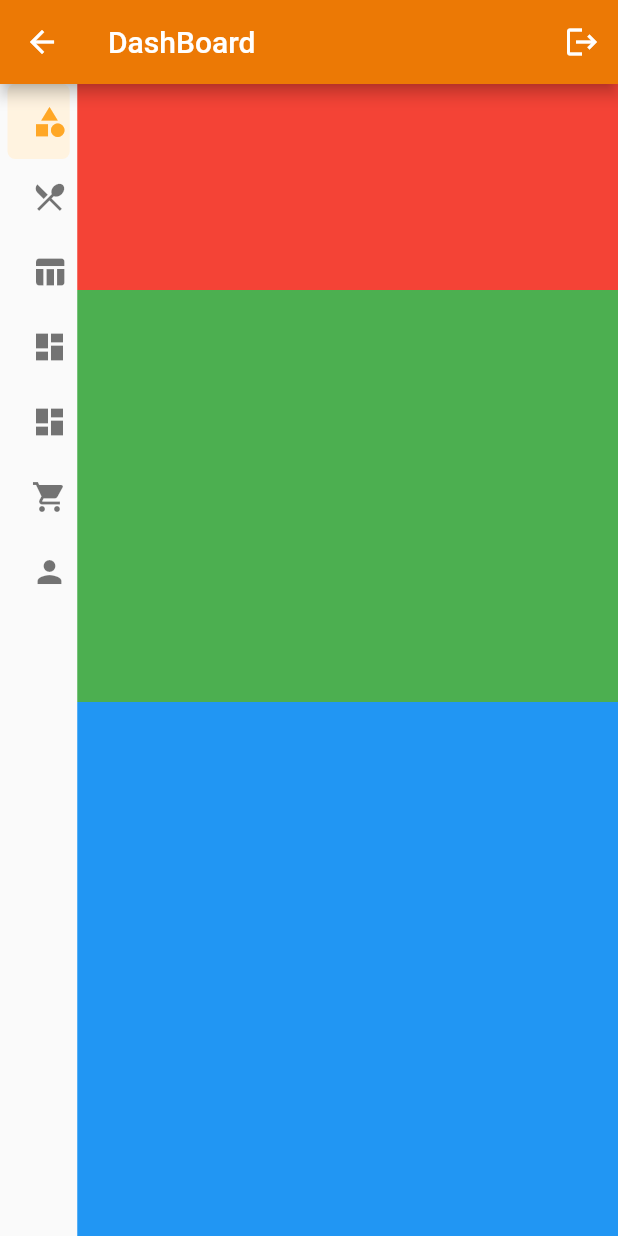
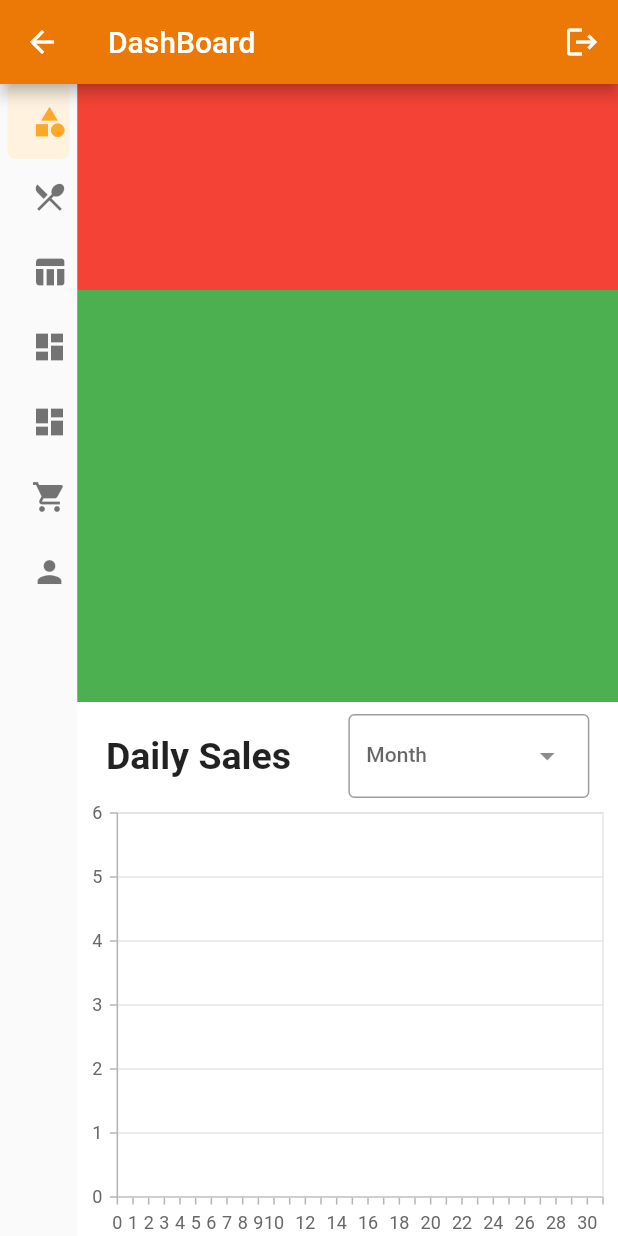
Before and after one commit to Abhu2002/neoPOS, a Flutter app: the DashboardPage screen opened by its route, swiped to page 5, on a phone screen of 412 x 824 dp. Run offline on Flutter 3.47's test engine with Material 2 defaults, Android fonts, the phone set to English and light mode, and no system bars; drawn by our look-alikes of easy_sidemenu; our stand-ins replace bloc, cached_network_image, cloud_firestore, equatable, firebase_core, firebase_storage and 6 more; accounts and stored records are empty; generated files the repository leaves out were written again.

Commit message:
NP-95 Bar Graph

```diff
--- a/lib/main.dart
+++ b/lib/main.dart
@@ -15,6 +15,7 @@ import 'package:neopos/screens/products/products_operation/create_operation/crea
 import 'package:neopos/screens/products/products_operation/delete_operation/delete_bloc.dart';
 import 'package:neopos/screens/products/products_operation/update_operation/product_update_bloc.dart';
 import 'package:neopos/screens/products/products_page/read_products_bloc.dart';
+import 'package:neopos/screens/sales_dashboard/sales_dashboard_bloc.dart';
 import 'package:neopos/screens/splashScreen/splashscreen_page.dart';
 import 'package:neopos/screens/users/user_operations/user_create/create_user_bloc.dart';
 import 'package:neopos/screens/users/user_operations/user_delete/delete_user_bloc.dart';
@@ -83,6 +84,9 @@ class MyApp extends StatelessWidget {
         //Bloc for Order Page
         BlocProvider(create: (_) => OrderReadBloc()),
         BlocProvider(create: (_) => OrderHistoryBloc()),
+
+        //Bloc for SalesDashboard page
+        BlocProvider(create: (_)=> SalesDashboardBloc()),
       ],
       child: MaterialApp(
         debugShowCheckedModeBanner: false,
--- a/lib/screens/sales_dashboard/sales_dashboard_bloc.dart
+++ b/lib/screens/sales_dashboard/sales_dashboard_bloc.dart
@@ -2,8 +2,11 @@ import 'package:bloc/bloc.dart';
 import 'package:cloud_firestore/cloud_firestore.dart';
 import 'package:equatable/equatable.dart';
 import 'package:get_it/get_it.dart';
+import 'package:intl/intl.dart';
+import 'package:neopos/screens/sales_dashboard/sales_dashboard_page.dart';
 
 part 'sales_dashboard_event.dart';
+
 part 'sales_dashboard_state.dart';
 
 class SalesDashboardBloc
@@ -12,12 +15,14 @@ class SalesDashboardBloc
     on<DashboardPageinitevent>((event, emit) async {
       try {
         emit(SalesDashBoardLoadingState());
-
+        var start = DateTime.parse("2023-08-01");
+        var end = DateTime.parse("2023-08-30");
         var AllOrderHistory = [];
+        var graphData = [];
         List<dynamic> alldata = [];
         FirebaseFirestore db = GetIt.I.get<FirebaseFirestore>();
         await db.collection("order_history").get().then(
-          (value) {
+              (value) {
             value.docs.forEach((element) {
               AllOrderHistory.add({
                 "Id": element.id,
@@ -28,11 +33,55 @@ class SalesDashboardBloc
                 "payment_mode": element['payment_mode'],
                 "products": element["products"]
               });
+              graphData.add(SalesData(
+                   DateTime.parse(element['order_date']),
+                  element['amount'])
+              );
             });
           },
         );
+        List<SalesData>?filteredList=[];
+        int targetMonth = event.monthIndex ?? DateTime.now().month; // March
 
-        emit(SalesDashBoardLoadedState(AllOrderHistory, alldata));
+         filteredList = graphData.where((sales) {
+           return sales.x.month == targetMonth;
+         }).cast<SalesData>().toList();
+
+        for (var sale in filteredList) {
+          print('${sale.x}: ${sale.y}');
+        }
+        List<SalesData> processedData = [];
+
+        for (var dailySales in filteredList) {
+          num sales = 0;
+
+          final dailyFormat = DateFormat("dd-MM-yyyy").format(dailySales.x);
+
+          for (int i = 0; i < graphData.length; i++) {
+
+            final dateFromData = DateFormat("dd-MM-yyyy").format(graphData[i].x);
+
+            if (dateFromData == dailyFormat) {
+              sales += graphData[i].y;
+            }
+          }
+
+          processedData
+              .add(SalesData(DateFormat("dd-MM-yyyy").parse(dailyFormat), sales as double));
+
+        }
+
+        final Map<DateTime, SalesData> map = {
+          for (var dailySales in processedData) dailySales.x : dailySales,
+        };
+
+        processedData = map.values.toList();
+        for (var a in processedData){
+          print(a.x);
+          print(a.y);
+        }
+
+        emit(SalesDashBoardLoadedState(AllOrderHistory, alldata,processedData));
         //gives all document of tables to State
       } catch (err) {
         emit(SalesDashboardErrorState(
@@ -41,3 +90,10 @@ class SalesDashboardBloc
     });
   }
 }
+
+class SalesData {
+  SalesData(this.x, this.y);
+
+  final DateTime x;
+  final double y;
+}
--- a/lib/screens/sales_dashboard/sales_dashboard_event.dart
+++ b/lib/screens/sales_dashboard/sales_dashboard_event.dart
@@ -8,8 +8,9 @@ abstract class SalesDashboardEvent extends Equatable {
 }
 
 class DashboardPageinitevent extends SalesDashboardEvent {
-  const DashboardPageinitevent();
+  DashboardPageinitevent([this.monthIndex]);
+  int? monthIndex;
 
-  @override
-  List<Object> get props => [];
+  // @override
+  // List<Object> get props => [monthIndex];
 }
--- a/lib/screens/sales_dashboard/sales_dashboard_page.dart
+++ b/lib/screens/sales_dashboard/sales_dashboard_page.dart
@@ -1,4 +1,7 @@
 import 'package:flutter/material.dart';
+import 'package:flutter_bloc/flutter_bloc.dart';
+import 'package:neopos/screens/sales_dashboard/sales_dashboard_bloc.dart';
+import 'package:syncfusion_flutter_charts/charts.dart';
 
 class SalesDashboardPage extends StatefulWidget {
   const SalesDashboardPage({super.key});
@@ -6,13 +9,45 @@ class SalesDashboardPage extends StatefulWidget {
   @override
   State<SalesDashboardPage> createState() => _SalesDashboardPageState();
 }
-
+enum MonthLabel {
+ January,February,March,April,May,June,July,August,Septeber,October,November,December}
 class _SalesDashboardPageState extends State<SalesDashboardPage> {
   @override
+  void initState() {
+    // TODO: implement initState
+    super.initState();
+    BlocProvider.of<SalesDashboardBloc>(
+      context,
+    ).add(DashboardPageinitevent());
+  }
+
+  final TextEditingController monthController = TextEditingController();
+  MonthLabel? selectedMonth;
+
+  @override
   Widget build(BuildContext context) {
+    final List<DropdownMenuEntry<MonthLabel>> monthEntries =
+    <DropdownMenuEntry<MonthLabel>>[];
+    for (final MonthLabel month in MonthLabel.values) {
+      monthEntries.add(
+        DropdownMenuEntry<MonthLabel>(
+            value: month, label: month.name),
+      );
+    }
+    final List<ChartData> chartData = [];
+    return BlocBuilder<SalesDashboardBloc, SalesDashboardState>(
+        builder: ((context, state) {
+          if (state is SalesDashBoardLoadedState) {
+            for (var a in state.processedData) {
+              chartData.add(ChartData(a.x.day, a.y));
+            }
             return SizedBox(
-      height: MediaQuery.sizeOf(context).height,
-      width: MediaQuery.sizeOf(context).width,
+              height: MediaQuery
+                  .sizeOf(context)
+                  .height,
+              width: MediaQuery
+                  .sizeOf(context)
+                  .width,
               child: Column(
                 children: [
                   Expanded(
@@ -29,11 +64,98 @@ class _SalesDashboardPageState extends State<SalesDashboardPage> {
                   Expanded(
                     flex: 3,
                     child: Container(
-              color: Colors.blue,
+                      child: Column(
+                        children: [
+                          Padding(
+                            padding: const EdgeInsets.only(top: 8.0),
+                            child: Row(
+                              mainAxisAlignment: MainAxisAlignment.spaceAround,
+                              children: [
+                                Text("Daily Sales", style: TextStyle(
+                                    fontSize: 25, fontWeight: FontWeight.bold)),
+                                DropdownMenu<MonthLabel>(
+                                  initialSelection: selectedMonth,
+                                  controller: monthController,
+                                  label: const Text('Month'),
+                                  dropdownMenuEntries: monthEntries,
+                                  onSelected: (MonthLabel? Month) {
+                                    setState(() {
+                                      selectedMonth = Month;
+                                    });
+                                    int monthIndex =isMonth(Month);
+                                    BlocProvider.of<SalesDashboardBloc>(context).add(DashboardPageinitevent(monthIndex));
+                                  },
+                                ),
+                              ],
+                            ),
+                          ),
+                          SfCartesianChart(primaryXAxis: NumericAxis(minimum: 0,
+                              maximum: 31,
+                              interval: 1,
+                              majorGridLines: const MajorGridLines(width: 0)),
+                              series: <ChartSeries<ChartData, int>>[
+                                ColumnSeries<ChartData, int>(
+                                    isTrackVisible: false,
+                                    xAxisName: "Day of Month",
+                                    yAxisName: "Sales in Amount",
+                                    dataLabelSettings: DataLabelSettings(
+                                        isVisible: true),
+                                    dataSource: chartData,
+                                    xValueMapper: (ChartData data, _) => data.x,
+                                    yValueMapper: (ChartData data, _) => data.y,
+                                    // Sets the corner radius
+                                    borderRadius: BorderRadius.all(
+                                        Radius.circular(5)))
+                              ]),
+                        ],
+                      ),
                     ),
                   ),
                 ],
               ),
             );
           }
+          return const SizedBox(
+              height: 200,
+              width: 200,
+              child: Center(child: CircularProgressIndicator()));
         }
+        ));
+  }
+
+  int isMonth(MonthLabel? a) {
+    switch (a) {
+      case MonthLabel.January:
+        return 1;
+      case MonthLabel.February:
+        return 2;
+      case MonthLabel.March:
+        return 3;
+      case MonthLabel.April:
+        return 4;
+      case MonthLabel.May:
+        return 5;
+      case MonthLabel.June:
+        return 6;
+      case MonthLabel.July:
+        return 7;
+      case MonthLabel.August:
+        return 8;
+      case MonthLabel.Septeber:
+        return 9;
+      case MonthLabel.October:
+        return 10;
+      case MonthLabel.November:
+        return 11;
+      case MonthLabel.December:
+        return 12;
+      default:
+        return 1;
+    }
+  }
+}
+class ChartData {
+  ChartData(this.x, this.y);
+  final int x;
+  final double y;
+}
--- a/lib/screens/sales_dashboard/sales_dashboard_state.dart
+++ b/lib/screens/sales_dashboard/sales_dashboard_state.dart
@@ -14,9 +14,10 @@ class SalesDashBoardLoadingState extends SalesDashboardState {}
 class SalesDashBoardLoadedState extends SalesDashboardState {
   final List allOrder;
   final List productList;
-  const SalesDashBoardLoadedState(this.allOrder, this.productList);
+  List<SalesData> processedData;
+   SalesDashBoardLoadedState(this.allOrder, this.productList, this.processedData);
   @override
-  List<Object> get props => [allOrder, productList];
+  List<Object> get props => [allOrder, productList,processedData];
 }
 
 class SalesDashboardErrorState extends SalesDashboardState {
--- a/pubspec.yaml
+++ b/pubspec.yaml
@@ -83,6 +83,9 @@ dependencies:
   #input Quantity
   input_quantity: ^1.2.3
 
+  #charts
+  syncfusion_flutter_charts: ^22.2.9
+
 dev_dependencies:
   flutter_test:
     sdk: flutter
```
Also changed, not shown: pubspec.lock. Lines whose indentation alone changed are shown as unchanged.
